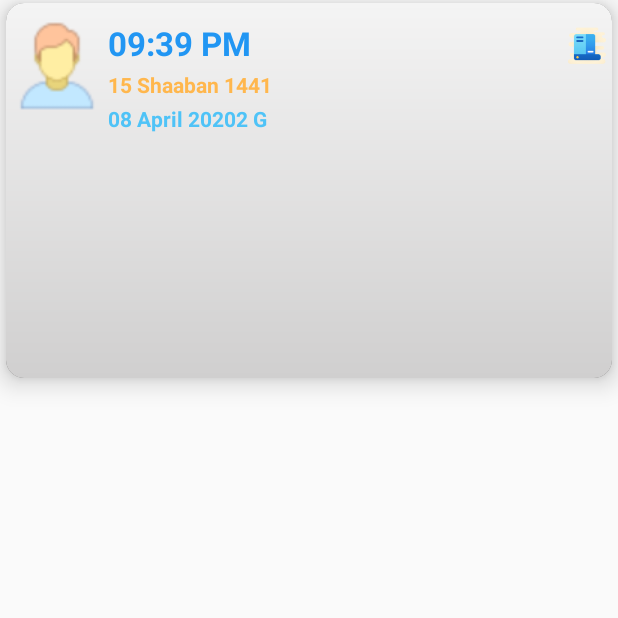
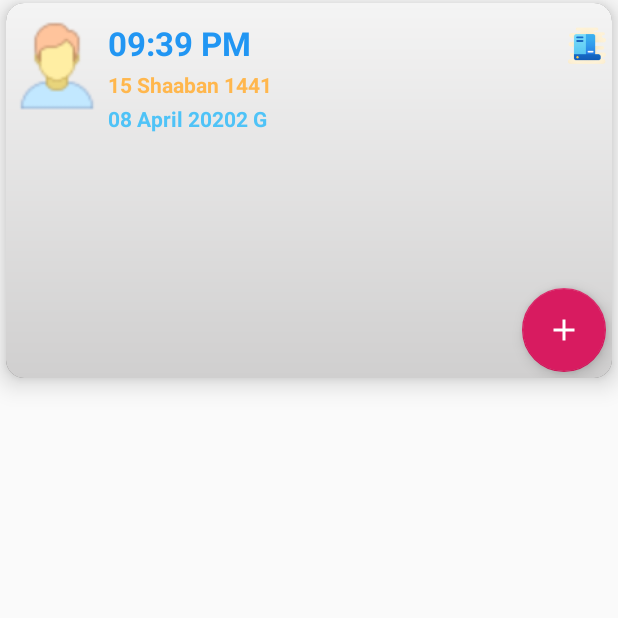
Before and after one commit to fcat97/mohasaba-android, an Android app: the screen it shows after launch (MainActivity), on a phone screen of 412 x 824 dp, the top half of it. Run offline under Robolectric (Android 15) with nearby library versions, the phone set to English and light mode, and no system bars; our stand-ins replace Room's generated code.

Commit message:
whats new(26/04/20): + database successful + fixed recycler view + added floating button + LiveData to recyclerView
changeLog:
- main_xml fixed

```diff
--- /dev/null
+++ b/app/src/main/java/com/example/mohasaba/AddTask.java
@@ -0,0 +1,4 @@
+package com.example.mohasaba;
+
+public class AddTask {
+}
--- a/app/src/main/java/com/example/mohasaba/MainActivity.java
+++ b/app/src/main/java/com/example/mohasaba/MainActivity.java
@@ -3,6 +3,8 @@ package com.example.mohasaba;
 import androidx.appcompat.app.AppCompatActivity;
 import androidx.lifecycle.Observer;
 import androidx.lifecycle.ViewModelProvider;
+import androidx.recyclerview.widget.LinearLayoutManager;
+import androidx.recyclerview.widget.RecyclerView;
 
 import android.os.Bundle;
 import android.widget.Toast;
@@ -18,16 +20,22 @@ public class MainActivity extends AppCompatActivity {
         super.onCreate(savedInstanceState);
         setContentView(R.layout.activity_main);
 
+        final RecyclerView recyclerView = findViewById(R.id.recyclerViewId);
+        recyclerView.setLayoutManager(new LinearLayoutManager(this));
+        recyclerView.setHasFixedSize(true);
+
+        final Task2RecyclerViewAdapter adapter = new Task2RecyclerViewAdapter();
+        recyclerView.setAdapter(adapter);
+
         Objects.requireNonNull(getSupportActionBar()).hide(); /*Hides Action Bar*/
 
         taskViewModel = new ViewModelProvider(this).get(TaskViewModel.class);
-        /*taskViewModel.getAllTasks().observe(this, new Observer<List<Task>>() {
+        taskViewModel.getAllTasks().observe(this, new Observer<List<Task>>() {
             @Override
             public void onChanged(List<Task> tasks) {
-                Here is the recyclerView
-                Toast.makeText(MainActivity.this, "onChanged", Toast.LENGTH_SHORT).show();
+                adapter.setTasks(tasks);
             }
-        });*/
+        });
 
     }
 }
--- /dev/null
+++ b/app/src/main/java/com/example/mohasaba/Task2RecyclerViewAdapter.java
@@ -0,0 +1,52 @@
+package com.example.mohasaba;
+
+import android.view.LayoutInflater;
+import android.view.View;
+import android.view.ViewGroup;
+import android.widget.TextView;
+
+import androidx.annotation.NonNull;
+import androidx.recyclerview.widget.RecyclerView;
+
+import java.util.ArrayList;
+import java.util.List;
+
+public class Task2RecyclerViewAdapter extends RecyclerView.Adapter<Task2RecyclerViewAdapter.TaskHolder> {
+    private List<Task> tasks = new ArrayList<>();
+
+    @NonNull
+    @Override
+    public TaskHolder onCreateViewHolder(@NonNull ViewGroup parent, int viewType) {
+        View itemView = LayoutInflater.from(parent.getContext())
+                .inflate(R.layout.single_taskview,parent,false);
+        return new TaskHolder(itemView);
+    }
+
+    @Override
+    public void onBindViewHolder(@NonNull TaskHolder holder, int position) {
+        Task currentTask = tasks.get(position);
+        holder.taskTitle.setText(currentTask.getTitle());
+        holder.taskDescription.setText(currentTask.getDescription());
+    }
+
+    @Override
+    public int getItemCount() {
+        return tasks.size();
+    }
+
+    public void setTasks(List<Task> tasks) {
+        this.tasks = tasks;
+        notifyDataSetChanged();
+    }
+    class TaskHolder extends RecyclerView.ViewHolder {
+        private TextView taskTitle;
+        private TextView taskDescription;
+
+
+        public TaskHolder(@NonNull View itemView) {
+            super(itemView);
+            taskTitle = itemView.findViewById(R.id.taskTitleId);
+            taskDescription = itemView.findViewById(R.id.taskDescriptionId);
+        }
+    }
+}
--- a/app/src/main/java/com/example/mohasaba/TaskDatabase.java
+++ b/app/src/main/java/com/example/mohasaba/TaskDatabase.java
@@ -10,7 +10,7 @@ import androidx.room.RoomDatabase;
 import androidx.sqlite.db.SupportSQLiteDatabase;
 
 
-@Database(entities = {Task.class}, version = 2)
+@Database(entities = {Task.class}, version = 1)
 public abstract class TaskDatabase extends RoomDatabase {
     private static TaskDatabase databaseInstance;
 
@@ -39,8 +39,8 @@ public abstract class TaskDatabase extends RoomDatabase {
     private static class PopulateAsyncTask extends AsyncTask<Void, Void, Void> {
         private TaskDao taskDao;
         private PopulateAsyncTask(TaskDatabase db) {
-            taskDao = db.taskDao();*//*As the 'NoteDatabase instance' is a static object,
-            we don't need to create a instance to use it,
+            taskDao = db.taskDao();*//*As the 'NoteDatabase instance' is a static object,*//*
+            *//*we don't need to create a instance to use it,
             we can directly use the object*//*
         }
         @Override
--- a/app/src/main/java/com/example/mohasaba/TaskRepository.java
+++ b/app/src/main/java/com/example/mohasaba/TaskRepository.java
@@ -20,19 +20,15 @@ public class TaskRepository {
     public void insert(Task task) {
         new InsertTaskAsyncTask(taskDao).execute(task);
     }
-
     public void update(Task task) {
         new UpdateTaskAsyncTask(taskDao).execute(task);
     }
-
     public void delete(Task task) {
         new DeleteTaskAsyncTask(taskDao).execute(task);
     }
-
     public void deleteAllTasks() {
         new DeleteAllTasksAsyncTask(taskDao).execute();
     }
-
     public LiveData<List<Task>> getAllTasks() {
         return allTasks;
     }
--- /dev/null
+++ b/app/src/main/res/drawable/ic_add.xml
@@ -0,0 +1,5 @@
+<vector android:height="24dp" android:tint="#FFFFFF"
+    android:viewportHeight="24.0" android:viewportWidth="24.0"
+    android:width="24dp" xmlns:android="http://schemas.android.com/apk/res/android">
+    <path android:fillColor="#FF000000" android:pathData="M19,13h-6v6h-2v-6H5v-2h6V5h2v6h6v2z"/>
+</vector>
--- /dev/null
+++ b/app/src/main/res/drawable/ic_close.xml
@@ -0,0 +1,5 @@
+<vector android:height="24dp" android:tint="#FFFFFF"
+    android:viewportHeight="24.0" android:viewportWidth="24.0"
+    android:width="24dp" xmlns:android="http://schemas.android.com/apk/res/android">
+    <path android:fillColor="#FF000000" android:pathData="M19,6.41L17.59,5 12,10.59 6.41,5 5,6.41 10.59,12 5,17.59 6.41,19 12,13.41 17.59,19 19,17.59 13.41,12z"/>
+</vector>
--- /dev/null
+++ b/app/src/main/res/drawable/ic_save.xml
@@ -0,0 +1,5 @@
+<vector android:height="24dp" android:tint="#FFFFFF"
+    android:viewportHeight="24.0" android:viewportWidth="24.0"
+    android:width="24dp" xmlns:android="http://schemas.android.com/apk/res/android">
+    <path android:fillColor="#FF000000" android:pathData="M17,3L5,3c-1.11,0 -2,0.9 -2,2v14c0,1.1 0.89,2 2,2h14c1.1,0 2,-0.9 2,-2L21,7l-4,-4zM12,19c-1.66,0 -3,-1.34 -3,-3s1.34,-3 3,-3 3,1.34 3,3 -1.34,3 -3,3zM15,9L5,9L5,5h10v4z"/>
+</vector>
--- a/app/src/main/res/layout/activity_main.xml
+++ b/app/src/main/res/layout/activity_main.xml
@@ -1,5 +1,5 @@
 <?xml version="1.0" encoding="utf-8"?>
-<LinearLayout xmlns:android="http://schemas.android.com/apk/res/android"
+<androidx.constraintlayout.widget.ConstraintLayout xmlns:android="http://schemas.android.com/apk/res/android"
     xmlns:app="http://schemas.android.com/apk/res-auto"
     xmlns:tools="http://schemas.android.com/tools"
     android:layout_width="match_parent"
@@ -18,7 +18,11 @@
         android:layout_marginLeft="4dp"
         android:layout_marginRight="4dp"
         android:layout_marginBottom="4dp"
-        app:cardElevation="10dp">
+        app:cardElevation="10dp"
+
+        app:layout_constraintTop_toTopOf="parent"
+        app:layout_constraintStart_toStartOf="parent"
+        app:layout_constraintEnd_toEndOf="parent">
 
 
         <androidx.constraintlayout.widget.ConstraintLayout
@@ -45,6 +49,17 @@
                 android:layout_margin="4dp"
                 app:layout_constraintRight_toRightOf="parent"
                 app:layout_constraintTop_toTopOf="parent"/>
+
+            <com.google.android.material.floatingactionbutton.FloatingActionButton
+                android:id="@+id/floatingAddButtonId"
+                android:layout_width="wrap_content"
+                android:layout_height="wrap_content"
+                android:src="@drawable/ic_add"
+
+                android:layout_margin="4dp"
+
+                app:layout_constraintBottom_toBottomOf="parent"
+                app:layout_constraintEnd_toEndOf="parent"/>
 
             <LinearLayout
                 android:id="@+id/dashboardDateTimeId"
@@ -99,7 +114,6 @@
 
             </LinearLayout>
 
-
         </androidx.constraintlayout.widget.ConstraintLayout>
 
     </androidx.cardview.widget.CardView>
@@ -107,8 +121,12 @@
     <androidx.recyclerview.widget.RecyclerView
         android:id="@+id/recyclerViewId"
         android:layout_width="match_parent"
-        android:layout_height="match_parent"
-        android:layout_marginTop="4dp">
-    </androidx.recyclerview.widget.RecyclerView>
+        android:layout_height="wrap_content"
+        android:layout_marginTop="4dp"
+        tools:listitem="@layout/single_taskview"
 
-</LinearLayout>
+        app:layout_constraintTop_toBottomOf="@id/dashBoardId"
+        app:layout_constraintStart_toStartOf="parent"
+        app:layout_constraintEnd_toEndOf="parent"/>
+
+</androidx.constraintlayout.widget.ConstraintLayout>
```
Also changed, not shown: app/src/main/res/layout/single_taskview.xml (+12 -15 lines).
